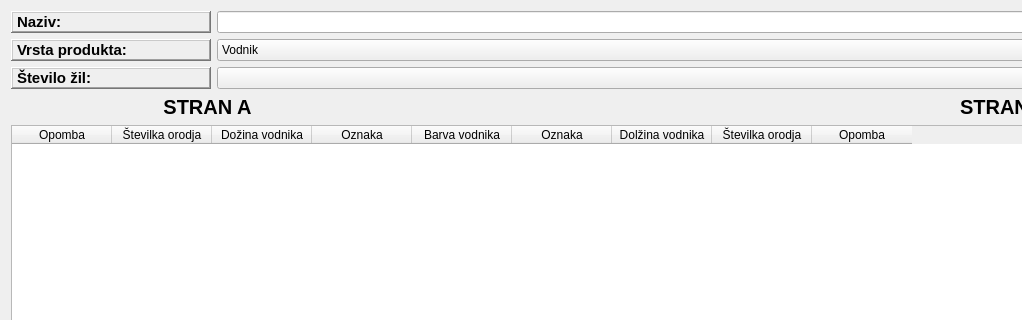
This is dodajprodukt.ui in nejcSedo/PrintNalepk as Qt 5 draws it before an edit; both pictures show x 0 to 1022 and y 0 to 320 of the 1212 by 470 pixel window. The edited form follows.
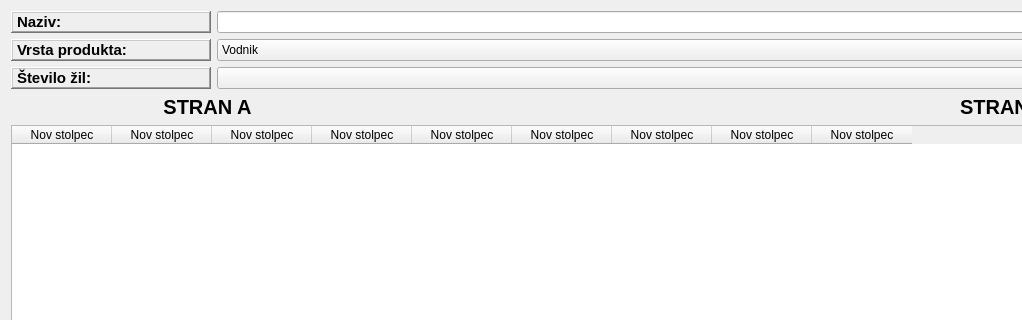
This is the edited form.

The edit to the form file:
```diff
--- a/dodajprodukt.ui
+++ b/dodajprodukt.ui
@@ -129,47 +129,47 @@
     <widget class="QTableWidget" name="tableWidget">
      <column>
       <property name="text">
-       <string>Opomba</string>
+       <string>Nov stolpec</string>
       </property>
      </column>
      <column>
       <property name="text">
-       <string>Številka orodja</string>
+       <string>Nov stolpec</string>
       </property>
      </column>
      <column>
       <property name="text">
-       <string>Dožina vodnika</string>
+       <string>Nov stolpec</string>
       </property>
      </column>
      <column>
       <property name="text">
-       <string>Oznaka</string>
+       <string>Nov stolpec</string>
       </property>
      </column>
      <column>
       <property name="text">
-       <string>Barva vodnika</string>
+       <string>Nov stolpec</string>
       </property>
      </column>
      <column>
       <property name="text">
-       <string>Oznaka</string>
+       <string>Nov stolpec</string>
       </property>
      </column>
      <column>
       <property name="text">
-       <string>Dolžina vodnika</string>
+       <string>Nov stolpec</string>
       </property>
      </column>
      <column>
       <property name="text">
-       <string>Številka orodja</string>
+       <string>Nov stolpec</string>
       </property>
      </column>
      <column>
       <property name="text">
-       <string>Opomba</string>
+       <string>Nov stolpec</string>
       </property>
      </column>
     </widget>
```
